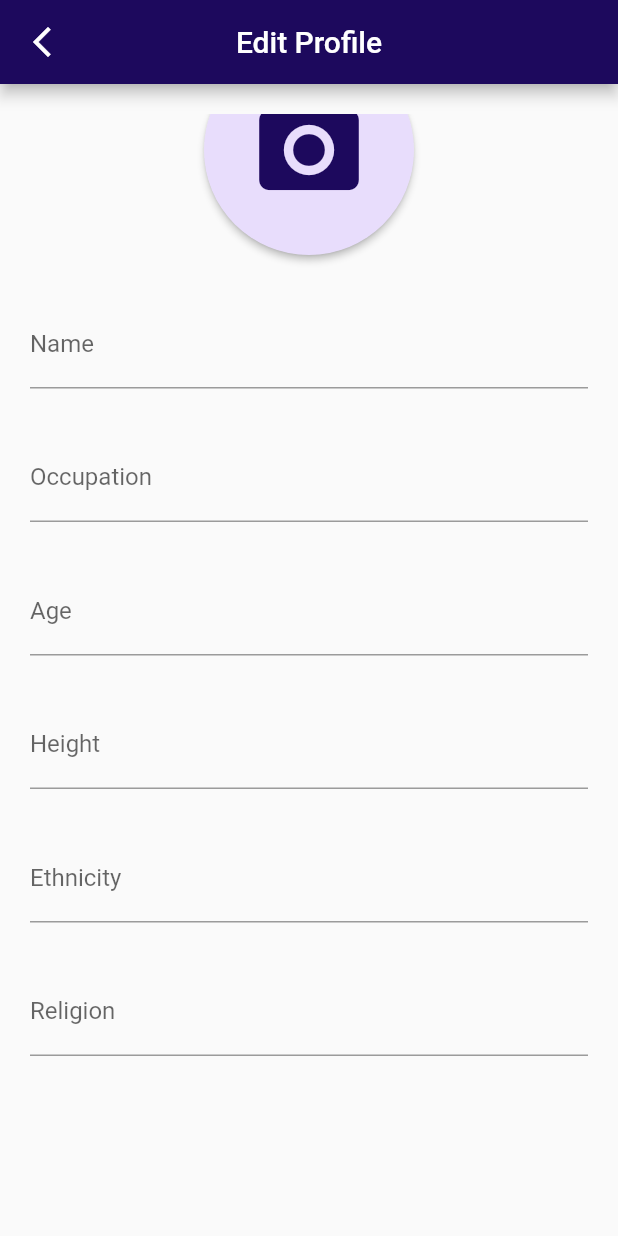
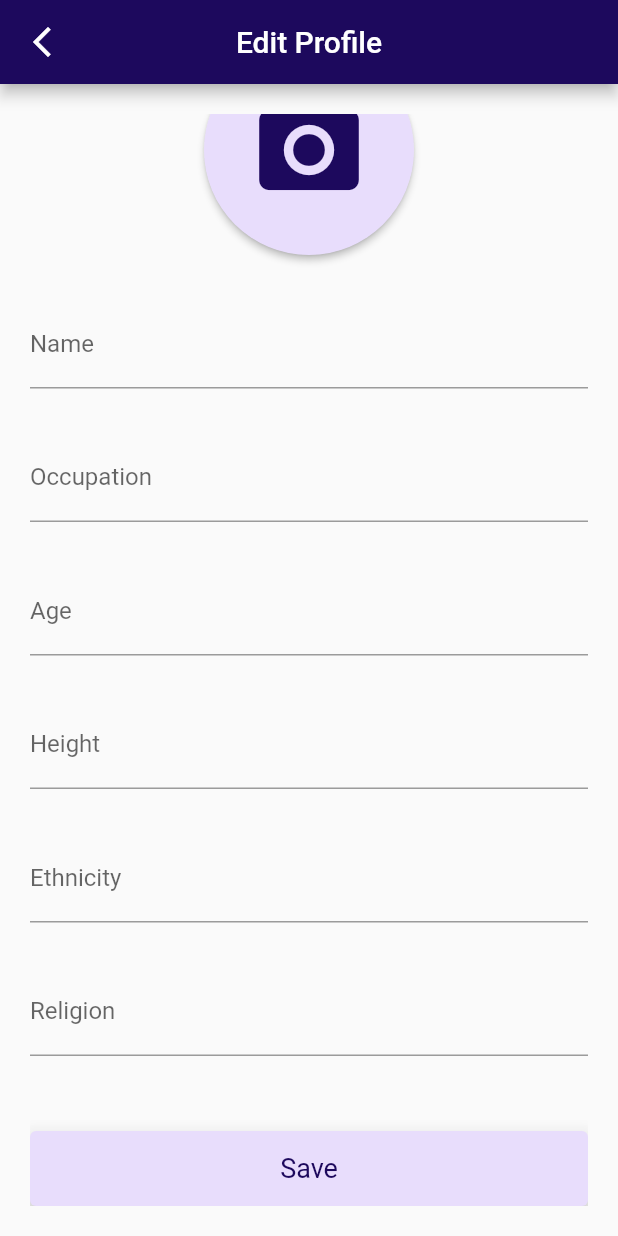
Before and after one commit to IT314-Group-34/IT314_project_34, a Flutter app: the EditProfilePage screen opened directly, scrolled down 46 dp, on a phone screen of 412 x 824 dp. Run offline on Flutter 3.47's test engine with Material 2 defaults, Android fonts, the light colour scheme and no system bars; our stand-ins replace cloud_firestore, firebase_auth, firebase_core, get, google_fonts, google_sign_in and 4 more; missing offline and left inert: card_example; accounts and stored records are empty; key blocks and very long unbroken strings in the code were emptied for the run.

Commit message:
added save button

```diff
--- a/where_should_you_live/lib/editprofile.dart
+++ b/where_should_you_live/lib/editprofile.dart
@@ -137,7 +137,29 @@ class _EditProfilePageState extends State<EditProfilePage> {
             ),
             SizedBox(
               height: 50,
-
+              child: ElevatedButton(
+                onPressed: () {
+                  Map<String, dynamic> usersData = {
+                    "profile": _image?.path,
+                    "name": nameController.text,
+                    "occupation": occupationController.text,
+                    "age": ageController.text,
+                    "height": heightController.text,
+                    "ethnicity": ethnicityController.text,
+                    "religion": religionController.text,
+                  };
+                  Navigator.of(context).pop(usersData);
+                },
+                style: ElevatedButton.styleFrom(
+                    elevation: 10.0,
+                    backgroundColor: Constants.appLightPurpleColor,
+                    foregroundColor: Constants.appPurpleColor,
+                    textStyle: const TextStyle(
+                        fontSize: 18,
+                        fontWeight: FontWeight.w400,
+                        color: Constants.appPurpleColor)),
+                child: const Text('Save'),
+              ),
             ),
           ],
         ),
```
